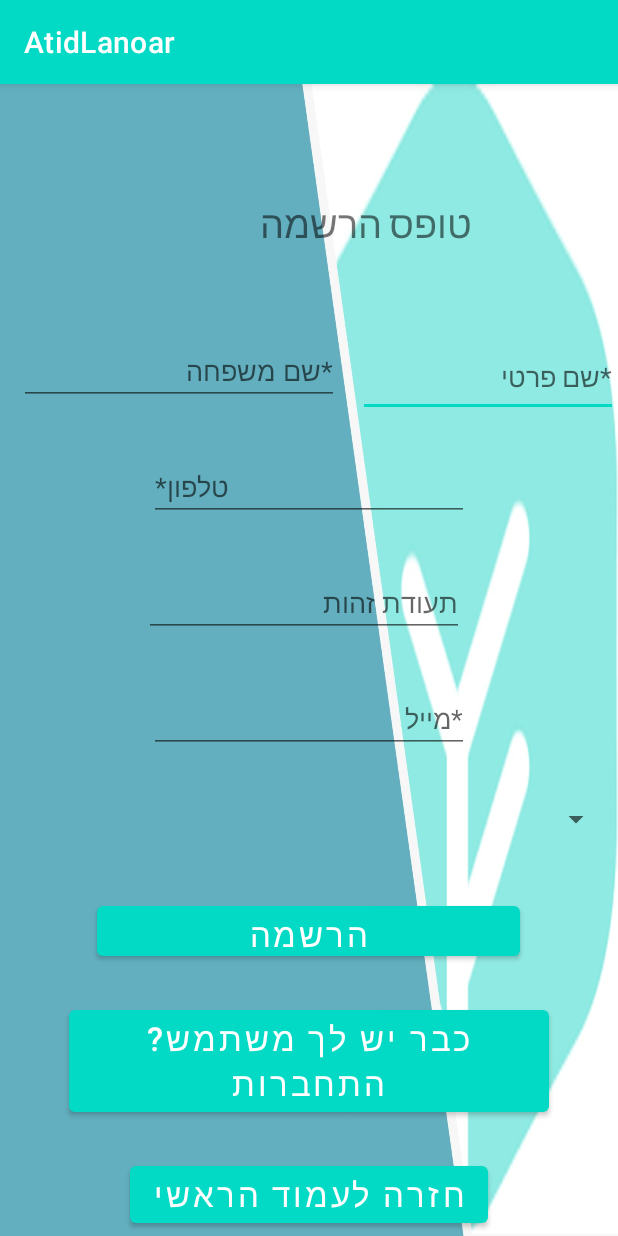
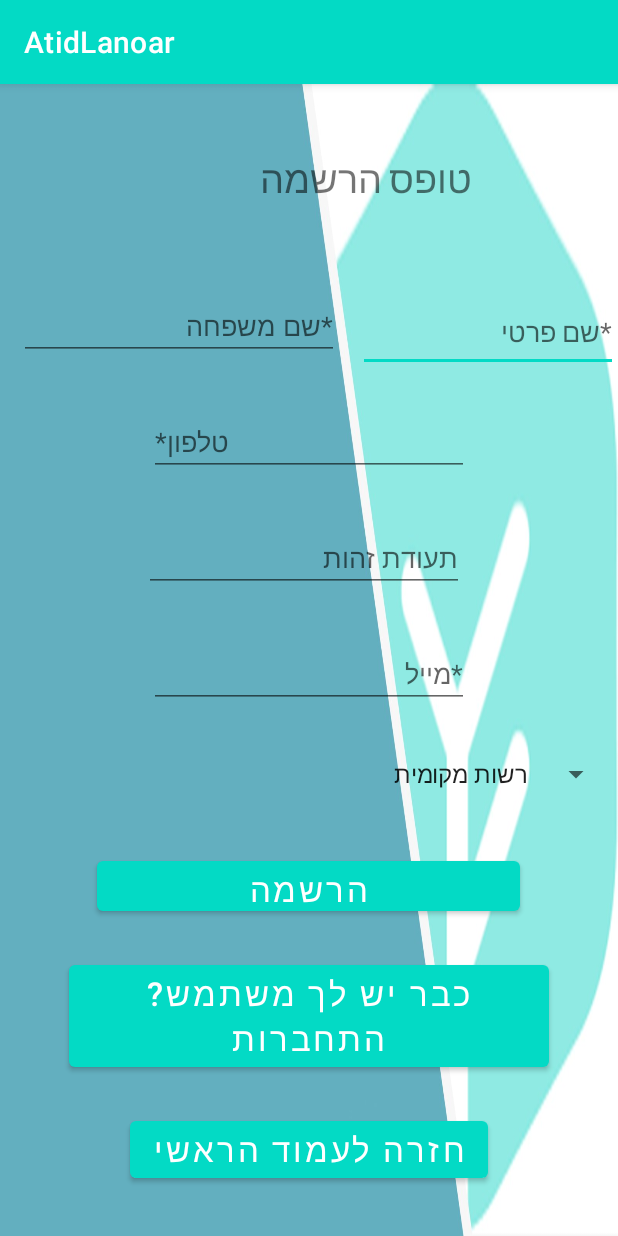
Before and after one commit to rivkaba/AtidLanoar, an Android app: the SignUp screen opened directly, with no data from a screen before it, on a phone screen of 412 x 824 dp. Run offline under Robolectric (Android 15) with nearby library versions, the phone set to English and light mode, and no system bars; our stand-ins replace Firebase (no records; nobody signed in at launch, a user with empty details on screens opened directly).

Commit message:
arry of team

```diff
--- a/app/src/main/java/com/rivkaba/atidlanoar/SignUp.java
+++ b/app/src/main/java/com/rivkaba/atidlanoar/SignUp.java
@@ -2,10 +2,15 @@ package com.rivkaba.atidlanoar;
 import androidx.annotation.NonNull;
 import androidx.appcompat.app.AppCompatActivity;
 import android.content.Intent;
+import android.nfc.Tag;
 import android.os.Bundle;
+import android.os.Handler;
 import android.util.Log;
 import android.view.View;
+import android.widget.AdapterView;
+import android.widget.ArrayAdapter;
 import android.widget.EditText;
+import android.widget.Spinner;
 import android.widget.Toast;
 import com.google.android.gms.tasks.OnCompleteListener;
 import com.google.android.gms.tasks.OnFailureListener;
@@ -15,45 +20,139 @@ import com.google.firebase.auth.AuthResult;
 import com.google.firebase.auth.FirebaseAuth;
 import com.google.firebase.auth.FirebaseUser;
 import com.google.firebase.firestore.DocumentReference;
+import com.google.firebase.firestore.DocumentSnapshot;
 import com.google.firebase.firestore.FirebaseFirestore;
+import com.google.firebase.firestore.QueryDocumentSnapshot;
+import com.google.firebase.firestore.QuerySnapshot;
+
+import java.util.ArrayList;
 import java.util.HashMap;
 import java.util.Map;
 public class SignUp extends AppCompatActivity {
     public FirebaseAuth mAuth;
-    FirebaseFirestore db = FirebaseFirestore.getInstance();
-    @Override
+    public FirebaseFirestore db ;
+    public String[] ArrayTeam= new String[] { "רשות מקומית", "עמותה ", "פרטי" };
     protected void onCreate(Bundle savedInstanceState) {
         super.onCreate(savedInstanceState);
         setContentView(R.layout.activity_sign_up);
         mAuth = FirebaseAuth.getInstance();
+        db = FirebaseFirestore.getInstance();
+        Spinner dynamicSpinner = (Spinner) findViewById(R.id.team_spinner);
+
+        loadTeam();
+
+        //@@@@@@@@@@@@@@@@@@@@@@@@@@@@@@@
+
+        db.collection("Teams")
+                .get()
+                .addOnCompleteListener(new OnCompleteListener<QuerySnapshot>() {
+                   public String[] ArrayTeamm;
+                    @Override
+                    public void onComplete(@NonNull Task<QuerySnapshot> task) {
+                        if (task.isSuccessful()) {
+                            ArrayList<String> team = new ArrayList<String>();
+                            for (QueryDocumentSnapshot doc : task.getResult()) {
+                                if ((doc.getBoolean("old")) != true) {
+                               team.add(doc.getString("name"));
+                               Toast.makeText(SignUp.this, doc.getString("name"), Toast.LENGTH_SHORT).show();
+
+                                }
+                                }
+                            ArrayTeamm = new String[team.size()];
+                            team.toArray(ArrayTeamm);
+                        } else {
+                                               Toast.makeText(SignUp.this,"Error", Toast.LENGTH_LONG).show();
+
+                         //   Log.d(TAG, "Error getting documents: ", task.getException());
+                        }
+                    }
+                });
+        //@@@@@@@@@@@@@@@@@@@@@@
+        // *********************************************
+
+//        db.collection("Teams").get().addOnCompleteListener(new OnCompleteListener<QuerySnapshot>() {
+//            public String[] ArrayTeamm;
+//            @Override
+//            public void onComplete(@NonNull Task<QuerySnapshot> task) {
+//                //   Map<String, Object> team = new HashMap<>();
+//
+//
+//                ArrayList<String> team = new ArrayList<String>();
+//                    for (DocumentSnapshot doc : task.getResult()) {
+//                            if ((doc.getBoolean("old")) != true) {
+//                                team.add(doc.getString("name"));
+//
+//                            }
+//                        }
+//
+//
+//
+//                ArrayTeamm = new String[team.size()];
+//               team.toArray(ArrayTeamm);
+//               int i;
+//                for (i=0;i<team.size();i++) {
+//                    Toast.makeText(SignUp.this, ArrayTeamm[i], Toast.LENGTH_LONG).show();
+//
+//                }
+//
+//            }
+//        }).addOnFailureListener(new OnFailureListener() {
+//            @Override
+//            public void onFailure(@NonNull Exception e) {
+//                Toast.makeText(SignUp.this, "" + e.getMessage(), Toast.LENGTH_SHORT).show();
+//            }
+//        });
+
+        //***********************************
+
+        ArrayAdapter<String> adapter = new ArrayAdapter<String>(this,
+                android.R.layout.simple_spinner_item, ArrayTeam);
+
+        dynamicSpinner.setAdapter(adapter);
+
+        dynamicSpinner.setOnItemSelectedListener(new AdapterView.OnItemSelectedListener() {
+            @Override
+            public void onItemSelected(AdapterView<?> parent, View view,
+                                       int position, long id) {
+                Log.v("item", (String) parent.getItemAtPosition(position));
+            }
+
+            @Override
+            public void onNothingSelected(AdapterView<?> parent) {
+                // TODO Auto-generated method stub
+            }
+        });
+
     }
     public void register(View view) {
-        EditText ID= findViewById(R.id.editTexID);
-        EditText Email=findViewById(R.id.editTextEmail);
-        EditText Fname= findViewById(R.id.editTextName);
-        EditText Lname=findViewById(R.id.editTextLName);
-        EditText Phone=findViewById(R.id.editPhone);
+        EditText ID = findViewById(R.id.editTexID);
+        EditText Email = findViewById(R.id.editTextEmail);
+        EditText Fname = findViewById(R.id.editTextName);
+        EditText Lname = findViewById(R.id.editTextLName);
+        EditText Phone = findViewById(R.id.editPhone);
         mAuth.createUserWithEmailAndPassword(Email.getText().toString(), Phone.getText().toString())
                 .addOnCompleteListener(this, new OnCompleteListener<AuthResult>() {
                     @Override
                     public void onComplete(@NonNull Task<AuthResult> task) {
                         if (task.isSuccessful()) {
-                            Toast.makeText(SignUp.this," בתור התחלה מס' הפלאפון ישמש כסיסמה",Toast.LENGTH_LONG).show();
+                            Toast.makeText(SignUp.this, " בתור התחלה מס' הפלאפון ישמש כסיסמה", Toast.LENGTH_LONG).show();
                             // Sign in success, upda
+
                             // te UI with the signed-in user's information
-                            String   Team=findViewById(R.id.editPhone).toString();//*************************
-                            String TeamName=findViewById(R.id.editPhone).toString();//***********
-                            String id=ID.getText().toString();
-                            String email=Email.getText().toString();
-                            String fname=Fname.getText().toString();
-                            String lname=Lname.getText().toString();
-                            String phone=Phone.getText().toString();
-                            String uid= mAuth.getUid();
+                            //register in waitforapproval
+                            String Team = findViewById(R.id.editPhone).toString();//*************************
+                            String TeamName = findViewById(R.id.editPhone).toString();//***********
+                            String id = ID.getText().toString();
+                            String email = Email.getText().toString();
+                            String fname = Fname.getText().toString();
+                            String lname = Lname.getText().toString();
+                            String phone = Phone.getText().toString();
+                            String uid = mAuth.getUid();
                             // Toast.makeText(SignUp.this,uid,Toast.LENGTH_LONG).show();
                             //  User user= new User( ID, false,email, fname, lname, phone, team, teamName, "student") ;
                             Map<String, Object> waitforapproval = new HashMap<>();
-                            waitforapproval.put("ID",id);
-                            waitforapproval.put("approve",false);
+                            waitforapproval.put("ID", id);
+                            waitforapproval.put("approve", false);
                             waitforapproval.put("email", email);
                             waitforapproval.put("fname", fname);
                             waitforapproval.put("lname", lname);
@@ -68,19 +167,22 @@ public class SignUp extends AppCompatActivity {
                                     .addOnSuccessListener(new OnSuccessListener<DocumentReference>() {
                                         @Override
                                         public void onSuccess(DocumentReference documentReference) {
-                                            Toast.makeText(SignUp.this,"נרשמת בהצלחה " ,Toast.LENGTH_LONG).show();                    }
-                                        // Intent intent = new Intent(SignUp.this, Student.class);
-                                        //  startActivity(intent);
-                                        //   startActivity(new Intent(SignUp.this,Student.class));
+                                            Toast.makeText(SignUp.this, "נרשמת בהצלחה ", Toast.LENGTH_LONG).show();
+                                        }
+//                                         Intent intent = new Intent(SignUp.this, Student.class);
+//                                          startActivity(intent);
+//                                      startActivity(new Intent(SignUp.this,Student.class));
+
                                     })
                                     .addOnFailureListener(new OnFailureListener() {
                                         @Override
                                         public void onFailure(@NonNull Exception e) {
-                                            Toast.makeText(SignUp.this,"הרשמה נכשלה" ,Toast.LENGTH_LONG).show();
+                                            Toast.makeText(SignUp.this, "הרשמה נכשלה", Toast.LENGTH_LONG).show();
                                         }
                                     });
+
                         } else {
-                            Toast.makeText(SignUp.this,"ההרשמה נכשלה:)",Toast.LENGTH_LONG).show();
+                            Toast.makeText(SignUp.this, "ההרשמה נכשלה:)", Toast.LENGTH_LONG).show();
                             // If sign in fails, display a message to the user.
                         }
                     }
@@ -88,7 +190,40 @@ public class SignUp extends AppCompatActivity {
 
 //        EditText email=findViewById(R.id.editTextEmail);
 //        EditText password =findViewById(R.id.editPhone);
+    }
+   public void loadTeam() {
+//        db.collection("Teams").get().addOnCompleteListener(new OnCompleteListener<QuerySnapshot>() {
+//        //    String namee;
+//            @Override
+//           public void onComplete(@NonNull Task<QuerySnapshot> task) {
+//                //   Map<String, Object> team = new HashMap<>();
+//
+//
+//               ArrayList<String> team = new ArrayList<String>();
+//       team.add("1");
+//       team.add("2");
+//       team.add("3");
+//
+//
+//              //  for (DocumentSnapshot doc : task.getResult()) {
+//                    //if ((doc.getBoolean("old")) != true) {
+//              //      namee=doc.getString("name");
+//                       // team.add(doc.getString("name"));
+//
+//                  //  }
+//           //    }
+//              ArrayTeam = new String[team.size()];
+//              team.toArray(ArrayTeam);
+//
+//
+//            }
+//       }).addOnFailureListener(new OnFailureListener() {
+//            @Override
+//            public void onFailure(@NonNull Exception e) {
+//                Toast.makeText(SignUp.this, "" + e.getMessage(), Toast.LENGTH_SHORT).show();
+//            }
+//        });
 
 
     }
-}
+    }
--- a/app/src/main/res/layout/activity_sign_up.xml
+++ b/app/src/main/res/layout/activity_sign_up.xml
@@ -12,7 +12,7 @@
         android:id="@+id/textView2"
         android:layout_width="217dp"
         android:layout_height="61dp"
-        android:layout_marginTop="75dp"
+        android:layout_marginTop="45dp"
         android:text="טופס הרשמה"
         android:textSize="25sp"
         app:layout_constraintEnd_toEndOf="parent"
```
